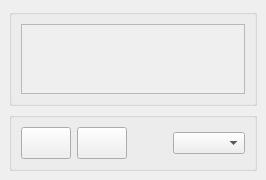
This is src/components/addons/gpsMap/ui/Gps_Map.ui in KelSolaar/sIBL_GUI as Qt 5 draws it before an edit. The edited form follows.
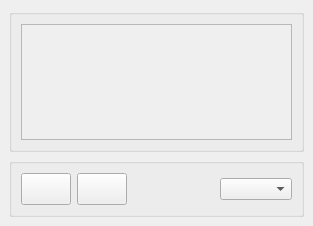
This is the edited form.

Commit message: Edit "Map_Type_comboBox" status tip message.

The edit to the form file:
```diff
--- a/src/components/addons/gpsMap/ui/Gps_Map.ui
+++ b/src/components/addons/gpsMap/ui/Gps_Map.ui
@@ -2,6 +2,14 @@
 <ui version="4.0">
  <class>Gps_Map_DockWidget</class>
  <widget class="QDockWidget" name="Gps_Map_DockWidget">
+  <property name="geometry">
+   <rect>
+    <x>0</x>
+    <y>0</y>
+    <width>313</width>
+    <height>226</height>
+   </rect>
+  </property>
   <property name="windowTitle">
    <string>Gps Map</string>
   </property>
```
Left out of the diff: 2 changed lines with no effect on the pictures.
